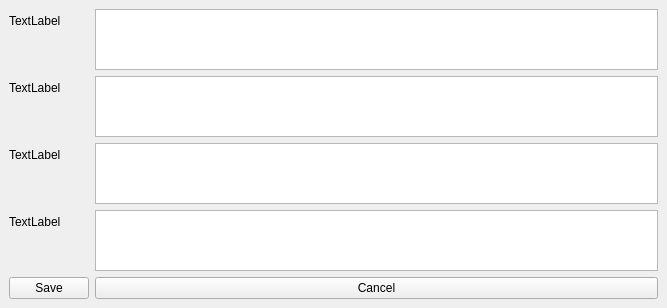
This is settingswindow.ui in mples/ChessGameQt as Qt 5 draws it before an edit. The edited form follows.
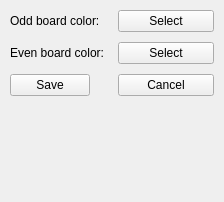
This is the edited form.

Commit message: Added board color picker

```diff
--- a/settingswindow.ui
+++ b/settingswindow.ui
@@ -6,127 +6,96 @@
    <rect>
     <x>0</x>
     <y>0</y>
-    <width>667</width>
-    <height>308</height>
+    <width>224</width>
+    <height>202</height>
    </rect>
   </property>
+  <property name="sizePolicy">
+   <sizepolicy hsizetype="Minimum" vsizetype="Minimum">
+    <horstretch>0</horstretch>
+    <verstretch>0</verstretch>
+   </sizepolicy>
+  </property>
   <property name="windowTitle">
    <string>MainWindow</string>
   </property>
   <widget class="QWidget" name="centralwidget">
+   <property name="sizePolicy">
+    <sizepolicy hsizetype="Minimum" vsizetype="Minimum">
+     <horstretch>0</horstretch>
+     <verstretch>0</verstretch>
+    </sizepolicy>
+   </property>
    <layout class="QFormLayout" name="formLayout">
+    <property name="sizeConstraint">
+     <enum>QLayout::SetMinimumSize</enum>
+    </property>
+    <property name="horizontalSpacing">
+     <number>10</number>
+    </property>
+    <property name="verticalSpacing">
+     <number>10</number>
+    </property>
+    <property name="leftMargin">
+     <number>10</number>
+    </property>
+    <property name="topMargin">
+     <number>10</number>
+    </property>
+    <property name="rightMargin">
+     <number>10</number>
+    </property>
+    <property name="bottomMargin">
+     <number>10</number>
+    </property>
     <item row="1" column="0">
      <widget class="QLabel" name="label">
       <property name="text">
-       <string>TextLabel</string>
-      </property>
-     </widget>
-    </item>
-    <item row="1" column="1">
-     <widget class="QTextEdit" name="textEdit">
-      <property name="sizePolicy">
-       <sizepolicy hsizetype="MinimumExpanding" vsizetype="MinimumExpanding">
-        <horstretch>0</horstretch>
-        <verstretch>0</verstretch>
-       </sizepolicy>
-      </property>
-      <property name="minimumSize">
-       <size>
-        <width>200</width>
-        <height>30</height>
-       </size>
-      </property>
-      <property name="baseSize">
-       <size>
-        <width>50</width>
-        <height>10</height>
-       </size>
-      </property>
-     </widget>
-    </item>
-    <item row="3" column="0">
-     <widget class="QLabel" name="label_2">
-      <property name="text">
-       <string>TextLabel</string>
-      </property>
-     </widget>
-    </item>
-    <item row="3" column="1">
-     <widget class="QTextEdit" name="textEdit_2">
-      <property name="sizePolicy">
-       <sizepolicy hsizetype="MinimumExpanding" vsizetype="MinimumExpanding">
-        <horstretch>0</horstretch>
-        <verstretch>0</verstretch>
-       </sizepolicy>
-      </property>
-      <property name="minimumSize">
-       <size>
-        <width>200</width>
-        <height>30</height>
-       </size>
+       <string>Odd board color: </string>
       </property>
      </widget>
     </item>
     <item row="4" column="0">
      <widget class="QLabel" name="label_4">
       <property name="text">
-       <string>TextLabel</string>
+       <string>Even board color: </string>
       </property>
      </widget>
     </item>
-    <item row="4" column="1">
-     <widget class="QTextEdit" name="textEdit_5">
-      <property name="sizePolicy">
-       <sizepolicy hsizetype="MinimumExpanding" vsizetype="MinimumExpanding">
-        <horstretch>0</horstretch>
-        <verstretch>0</verstretch>
-       </sizepolicy>
-      </property>
-      <property name="minimumSize">
-       <size>
-        <width>200</width>
-        <height>30</height>
-       </size>
-      </property>
-     </widget>
-    </item>
-    <item row="5" column="0">
-     <widget class="QLabel" name="label_3">
-      <property name="text">
-       <string>TextLabel</string>
-      </property>
-     </widget>
-    </item>
-    <item row="5" column="1">
-     <widget class="QTextEdit" name="textEdit_6">
-      <property name="sizePolicy">
-       <sizepolicy hsizetype="MinimumExpanding" vsizetype="MinimumExpanding">
-        <horstretch>0</horstretch>
-        <verstretch>0</verstretch>
-       </sizepolicy>
-      </property>
-      <property name="minimumSize">
-       <size>
-        <width>200</width>
-        <height>30</height>
-       </size>
-      </property>
-     </widget>
-    </item>
-    <item row="7" column="0">
+    <item row="8" column="0">
      <widget class="QPushButton" name="saveButton">
       <property name="text">
        <string>Save</string>
       </property>
      </widget>
     </item>
-    <item row="7" column="1">
+    <item row="8" column="1">
      <widget class="QPushButton" name="cancelBUtton">
       <property name="text">
        <string>Cancel</string>
       </property>
      </widget>
     </item>
+    <item row="1" column="1">
+     <widget class="QPushButton" name="selectOddColorButton">
+      <property name="sizePolicy">
+       <sizepolicy hsizetype="Minimum" vsizetype="Fixed">
+        <horstretch>0</horstretch>
+        <verstretch>0</verstretch>
+       </sizepolicy>
+      </property>
+      <property name="text">
+       <string>Select</string>
+      </property>
+     </widget>
+    </item>
+    <item row="4" column="1">
+     <widget class="QPushButton" name="selectEvenColorButton">
+      <property name="text">
+       <string>Select</string>
+      </property>
+     </widget>
+    </item>
    </layout>
   </widget>
  </widget>
```
Left out of the diff: 23 changed lines with no effect on the pictures. The commit also changes 11 other files.
